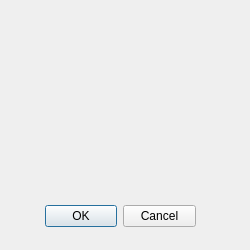
First picture: the form in TrimSheet_ToolsV2/Views/Settings.ui, repository JoaoFAbrahan/TrimSheet_ToolsV2, before the edit.
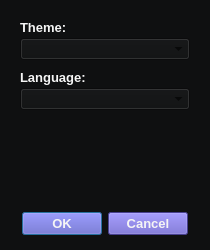
Second picture: the form after the edit.

Diff of the .ui file:
```diff
--- a/TrimSheet_ToolsV2/Views/Settings.ui
+++ b/TrimSheet_ToolsV2/Views/Settings.ui
@@ -6,40 +6,147 @@
    <rect>
     <x>0</x>
     <y>0</y>
-    <width>250</width>
+    <width>210</width>
     <height>250</height>
    </rect>
   </property>
   <property name="windowTitle">
    <string>Dialog</string>
   </property>
-  <widget class="QDialogButtonBox" name="buttonBox">
-   <property name="geometry">
-    <rect>
-     <x>45</x>
-     <y>200</y>
-     <width>151</width>
-     <height>32</height>
-    </rect>
+  <property name="styleSheet">
+   <string notr="true">QWidget {
+    background-color: #0f1011;
+}</string>
+  </property>
+  <layout class="QVBoxLayout" name="verticalLayout_2">
+   <property name="spacing">
+    <number>15</number>
    </property>
-   <property name="orientation">
-    <enum>Qt::Orientation::Horizontal</enum>
+   <property name="leftMargin">
+    <number>20</number>
    </property>
-   <property name="standardButtons">
-    <set>QDialogButtonBox::StandardButton::Cancel|QDialogButtonBox::StandardButton::Ok</set>
+   <property name="topMargin">
+    <number>20</number>
    </property>
-  </widget>
-  <widget class="QWidget" name="verticalLayoutWidget">
-   <property name="geometry">
-    <rect>
-     <x>40</x>
-     <y>40</y>
-     <width>161</width>
-     <height>131</height>
-    </rect>
+   <property name="rightMargin">
+    <number>20</number>
    </property>
-   <layout class="QVBoxLayout" name="verticalLayout"/>
-  </widget>
+   <property name="bottomMargin">
+    <number>15</number>
+   </property>
+   <item>
+    <layout class="QVBoxLayout" name="verticalLayout">
+     <property name="spacing">
+      <number>10</number>
+     </property>
+     <item>
+      <layout class="QVBoxLayout" name="verticalLayout_3">
+       <property name="spacing">
+        <number>3</number>
+       </property>
+       <item>
+        <widget class="QLabel" name="Theme_Label">
+         <property name="styleSheet">
+          <string notr="true">QLabel {
+    /* Font Button */
+    color: #f5f5f5;
+    font-family: 'MollenNarrow_Bold';
+    font-size: 10pt;
+    font-weight: bold;
+    text-align: left;
+}</string>
+         </property>
+         <property name="text">
+          <string>Theme:</string>
+         </property>
+        </widget>
+       </item>
+       <item>
+        <widget class="QComboBox" name="themeTitle_ComboBox"/>
+       </item>
+      </layout>
+     </item>
+     <item>
+      <layout class="QVBoxLayout" name="verticalLayout_4">
+       <property name="spacing">
+        <number>3</number>
+       </property>
+       <item>
+        <widget class="QLabel" name="languageTitle_Label">
+         <property name="styleSheet">
+          <string notr="true">QLabel {
+    /* Font Button */
+    color: #f5f5f5;
+    font-family: 'MollenNarrow_Bold';
+    font-size: 10pt;
+    font-weight: bold;
+    text-align: left;
+}</string>
+         </property>
+         <property name="text">
+          <string>Language:</string>
+         </property>
+        </widget>
+       </item>
+       <item>
+        <widget class="QComboBox" name="language_ComboBox"/>
+       </item>
+      </layout>
+     </item>
+     <item>
+      <spacer name="verticalSpacer">
+       <property name="orientation">
+        <enum>Qt::Orientation::Vertical</enum>
+       </property>
+       <property name="sizeHint" stdset="0">
+        <size>
+         <width>20</width>
+         <height>40</height>
+        </size>
+       </property>
+      </spacer>
+     </item>
+    </layout>
+   </item>
+   <item>
+    <widget class="QDialogButtonBox" name="buttonBox">
+     <property name="styleSheet">
+      <string notr="true">QPushButton {
+    /* Shape Button */
+    background-color: #645ac8;
+
+    /* Font Button */
+    color: #f5f5f5;
+    font-family: 'MollenNarrow_Bold';
+    font-size: 10pt;
+    font-weight: bold;
+}
+
+QPushButton:hover {
+    background-color: #69b5ff;
+}
+
+QPushButton:pressed {
+    background-color: #5441F6;
+}
+
+QPushButton:disabled {
+    color: #333333;
+    background-color: #f8f8f8;
+}</string>
+     </property>
+     <property name="orientation">
+      <enum>Qt::Orientation::Horizontal</enum>
+     </property>
+     <property name="standardButtons">
+      <set>QDialogButtonBox::StandardButton::Cancel|QDialogButtonBox::StandardButton::Ok</set>
+     </property>
+     <property name="centerButtons">
+      <bool>true</bool>
+     </property>
+    </widget>
+   </item>
+  </layout>
  </widget>
  <resources/>
  <connections>
```
Left out of the diff: 2 changed lines with no effect on the pictures.
